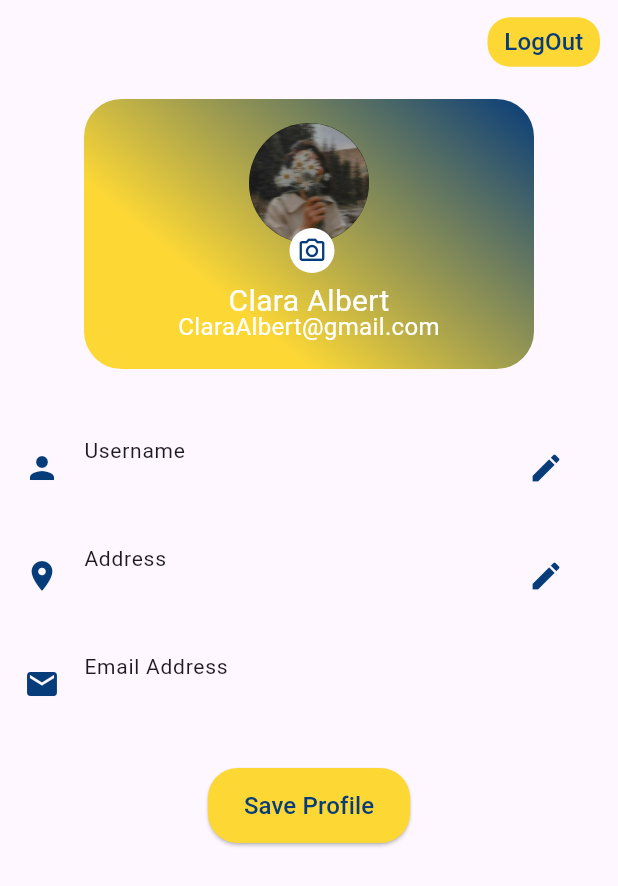
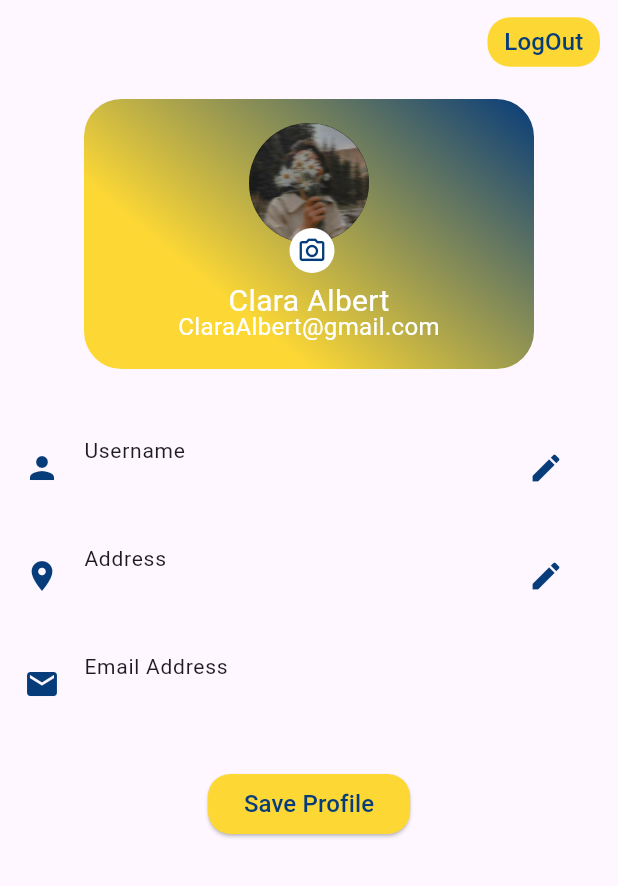
Before and after one commit to shamylkashif/E-commerce_InternIntelligence, a Flutter app: the MyProfile screen opened directly, on a phone screen of 412 x 824 dp. Shown: the top 886 px of the screen. Run offline on Flutter 3.47's test engine with Material 3 defaults, Android fonts, the phone set to English and light mode, and no system bars; our stand-ins replace carousel_slider, cloud_firestore, curved_navigation_bar, firebase_auth, firebase_core, firebase_storage and 2 more; accounts and stored records are empty.

Commit message:
commit and push

```diff
--- a/lib/my_settings.dart
+++ b/lib/my_profile.dart
@@ -284,12 +284,12 @@ class _MyProfileState extends State<MyProfile> {
                     style: ElevatedButton.styleFrom(
                       backgroundColor: yellow, // Set background color to yellow
                       shape: RoundedRectangleBorder(
-                        borderRadius: BorderRadius.circular(20),
+                        borderRadius: BorderRadius.circular(15),
                       ),
-                      minimumSize: Size(100, 50), // Set the width (200) and height (50)
+                      minimumSize: Size(80, 40), // Set the width (200) and height (50)
                     ),
                     child: isLoading
-                        ? CircularProgressIndicator(color: Colors.blue) // Change spinner color to blue
+                        ? CircularProgressIndicator(color: blue,) // Change spinner color to blue
                         : Text(
                       'Save Profile',
                       style: TextStyle(
--- a/lib/screens/home-pg.dart
+++ b/lib/screens/home-pg.dart
@@ -13,7 +13,7 @@ import 'package:shared_preferences/shared_preferences.dart';
 import '../ask_ai.dart';
 import '../post_ad.dart';
 import '../search_pg.dart';
-import '../my_settings.dart';
+import '../my_profile.dart';
 import 'chat_screen.dart';
 import 'login-screen.dart';
 
--- a/lib/screens/login-screen.dart
+++ b/lib/screens/login-screen.dart
@@ -21,8 +21,7 @@ class _LoginScreenState extends State<LoginScreen> {
   final TextEditingController _passwordController = TextEditingController();
   final BookStoreUserRepository _usersRepository = BookStoreUserRepository();
   final FirestoreController _users = FirestoreController();
-
-  bool _isPasswordVisible = false; // For show/hide password
+  bool _isPasswordVisible = false;// For show/hide password
 
   // Function to toggle password visibility
   void _togglePasswordVisibility() {
@@ -80,7 +79,6 @@ class _LoginScreenState extends State<LoginScreen> {
       });
     }
   }
-
 
   @override
   void dispose() {
@@ -231,7 +229,7 @@ class _LoginScreenState extends State<LoginScreen> {
                       ),
                     ],
                   ),
-                  child: const Text(
+                  child:  const Text(
                     "Login",
                     style: TextStyle(
                       fontWeight: FontWeight.bold,
--- a/lib/screens/seller-info.dart
+++ b/lib/screens/seller-info.dart
@@ -16,6 +16,7 @@ class _SellerInformationState extends State<SellerInformation> {
         height: 500,
         width: double.infinity,
         color: Colors.white,
+
       ),
     );
   }
--- a/pubspec.yaml
+++ b/pubspec.yaml
@@ -43,6 +43,7 @@ dependencies:
   firebase_storage:
   shared_preferences:
   image_picker: ^1.1.2
+  flutter_spinkit: ^5.2.1
 
 
   # The following adds the Cupertino Icons font to your application.
```
Also changed, not shown: pubspec.lock.
